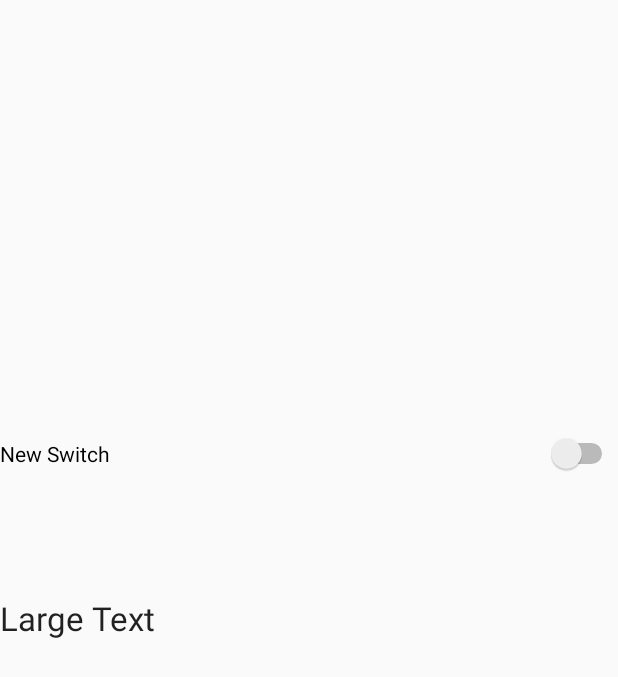
After one commit to LKeL/NUCDemo, an Android app: the layout activity_news.xml on its own in the app's theme, with its tools: preview values and no code run, on a phone screen of 412 x 824 dp. The commit adds this screen. Shown: the top 677 px of the screen. Run offline under Robolectric (Android 15) with nearby library versions, the phone set to English and light mode, and no system bars.

Commit message:
更新news界面

```diff
--- a/app/build.gradle
+++ b/app/build.gradle
@@ -30,4 +30,5 @@ dependencies {
     compile 'com.facebook.fresco:fresco:0.9.0'
     compile 'com.google.android.gms:play-services-appindexing:8.1.0'
     compile 'com.github.dmytrodanylyk.shadow-layout:library:1.0.3'
+    compile 'com.kyleduo.switchbutton:library:1.4.0'
 }
--- a/app/src/main/java/com/heartblood/nucdemo/LoginActivity.java
+++ b/app/src/main/java/com/heartblood/nucdemo/LoginActivity.java
@@ -20,6 +20,7 @@ import android.os.AsyncTask;
 import android.os.Build;
 import android.os.Bundle;
 import android.provider.ContactsContract;
+import android.text.InputType;
 import android.text.TextUtils;
 import android.util.Log;
 import android.view.GestureDetector;
@@ -157,6 +158,7 @@ public class LoginActivity extends AppCompatActivity implements LoaderCallbacks<
 //        Uri uri = Uri.parse("http://www.baidu.com");
 //        Intent intent = new Intent(Intent.ACTION_VIEW, uri);
 //        startActivity(intent);
+
         mLoginFormView.startAnimation(AnimationUtils.loadAnimation(this, R.anim.fade_out));
         // 创建webview进行第三方授权
         mWebView = new WebView(this);
@@ -276,8 +278,11 @@ public class LoginActivity extends AppCompatActivity implements LoaderCallbacks<
      * errors are presented and no actual login attempt is made.
      */
     private void attemptLogin() {
+        mEmailView.setFocusableInTouchMode(false);
+        mPasswordView.setFocusableInTouchMode(false);
         mLoginFormView.startAnimation(AnimationUtils.loadAnimation(this, R.anim.login));
         mportrait_view.startAnimation(AnimationUtils.loadAnimation(this, R.anim.move_out));
+
 
 //        if (mAuthTask != null) {
 //            return;
--- /dev/null
+++ b/app/src/main/res/layout/activity_news.xml
@@ -0,0 +1,59 @@
+<RelativeLayout xmlns:android="http://schemas.android.com/apk/res/android"
+    xmlns:tools="http://schemas.android.com/tools"
+    android:layout_width="match_parent"
+    android:layout_height="match_parent"
+    tools:context=".NewsActivity">
+
+    <android.support.v7.widget.Toolbar
+        android:layout_height="match_parent"
+        android:layout_width="match_parent"
+        android:id="@+id/toolbar" />
+
+    <android.support.v4.widget.DrawerLayout
+        android:id="@+id/drawer"
+        android:layout_height="match_parent"
+        android:layout_width="match_parent"
+        android:layout_below="@+id/toolbar">
+
+        <!-- Content -->
+        <RelativeLayout
+            android:layout_width="match_parent"
+            android:layout_height="match_parent">
+
+            ...
+
+        </RelativeLayout>
+
+        <!-- Side Drawer -->
+        <LinearLayout
+            android:id="@+id/drawer_view"
+            android:layout_width="match_parent"
+            android:layout_height="match_parent"
+            android:layout_gravity="start"
+            android:background="#88FFFFFF"
+            android:orientation="vertical">
+
+        </LinearLayout>
+
+    </android.support.v4.widget.DrawerLayout>
+
+    <TextView
+        android:layout_width="wrap_content"
+        android:layout_height="wrap_content"
+        android:textAppearance="?android:attr/textAppearanceLarge"
+        android:text="Large Text"
+        android:id="@+id/textView"
+        android:layout_centerVertical="true"
+        android:layout_alignParentStart="true" />
+
+    <Switch
+        android:layout_width="wrap_content"
+        android:layout_height="wrap_content"
+        android:text="New Switch"
+        android:id="@+id/switch1"
+        android:layout_above="@+id/textView"
+        android:layout_alignParentStart="true"
+        android:layout_marginBottom="81dp"
+        android:layout_alignParentEnd="true" />
+
+</RelativeLayout>
```
Also changed, not shown: app/src/main/AndroidManifest.xml (+10 -7 lines), app/src/main/java/com/heartblood/nucdemo/NewsActivity.java (added, +38 -0 lines), app/src/main/res/layout/activity_login.xml (+26 -13 lines), app/src/main/res/drawable-xxhdpi/background.png (added), app/src/main/res/drawable-xxhdpi/login_background.jpg (added), app/src/main/res/drawable-xxhdpi/usertitle.jpg (added).
